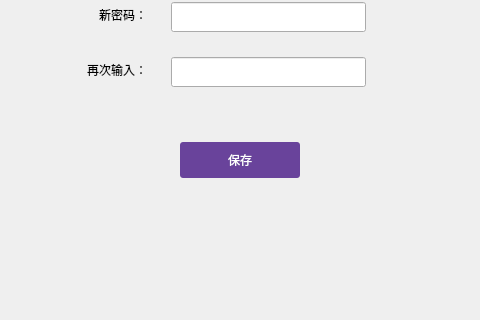
Before: the Qt Designer form setdialog.ui in cdcchain/cdc-wallet-qt, drawn with Qt 5; both pictures show x 240 to 720 and y 260 to 580 of the 960 by 580 pixel window.
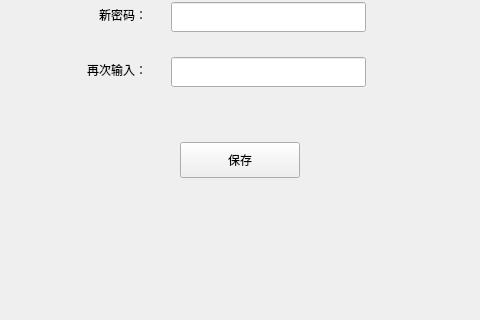
After: the same form once the commit is applied. The open tabs and pages were chosen to show the change.

The edit to the form file:
```diff
--- a/setdialog.ui
+++ b/setdialog.ui
@@ -492,9 +492,7 @@
         <enum>Qt::NoFocus</enum>
        </property>
        <property name="styleSheet">
-        <string notr="true">QToolButton{background-color:rgb(105,67,155);color:#ffffff;border:none;border-radius:3px;}
-QToolButton:hover{background-color:rgb(125,87,180);}
-QToolButton:disabled{background-color:#cecece;}</string>
+        <string notr="true"/>
        </property>
        <property name="text">
         <string>保存</string>
```
Left out of the diff: 6 changed lines with no effect on the pictures.
